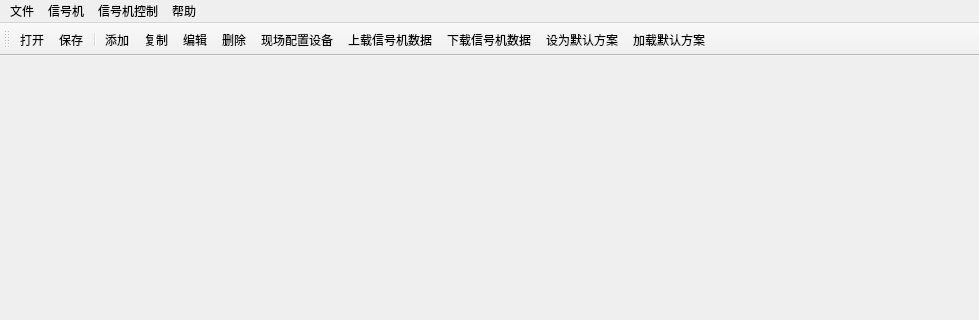
This is MainWindow_new/mainwindow.ui in liuyufeng509/MainWindow as Qt 5 draws it before an edit; both pictures show x 0 to 979 and y 0 to 320 of the 979 by 679 pixel window. The edited form follows.
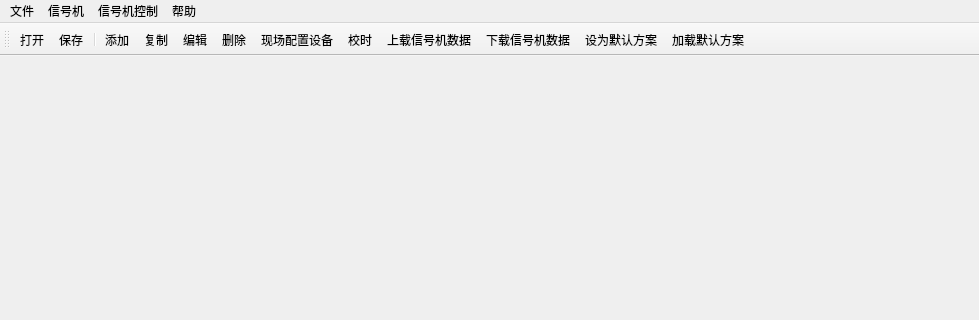
This is the edited form. Icons and pictures are not drawn.

Commit message: 添加校时功能

What changed in the file:
```diff
--- a/MainWindow_new/mainwindow.ui
+++ b/MainWindow_new/mainwindow.ui
@@ -91,6 +91,7 @@
    <addaction name="actionEdit"/>
    <addaction name="actionDelete"/>
    <addaction name="netFrontAction"/>
+   <addaction name="checkTimeAction"/>
    <addaction name="upLoadAction"/>
    <addaction name="downLoadAction"/>
    <addaction name="saveDefAction"/>
@@ -276,6 +277,15 @@
     <string>步进</string>
    </property>
   </action>
+  <action name="checkTimeAction">
+   <property name="icon">
+    <iconset resource="mainwindow.qrc">
+     <normaloff>:/ToolBar/checkTime</normaloff>:/ToolBar/checkTime</iconset>
+   </property>
+   <property name="text">
+    <string>校时</string>
+   </property>
+  </action>
  </widget>
  <layoutdefault spacing="6" margin="11"/>
  <resources>
```
Left out of the diff: 1 changed line with no effect on the pictures. The commit also changes 14 other files.
